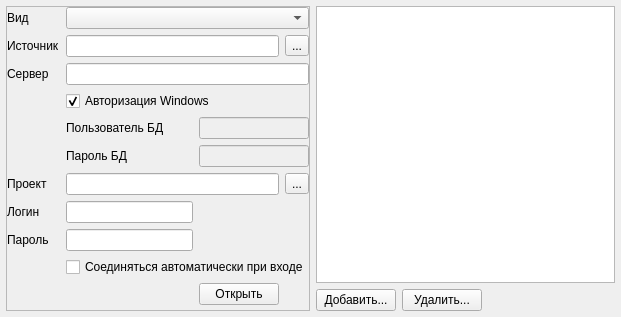
This is client/tqconnectwidget.ui in sshmakov/Traquera as Qt 5 draws it before an edit. The edited form follows.
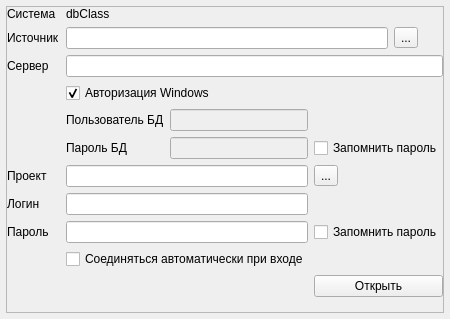
This is the edited form.

The edit to the form file:
```diff
--- a/client/tqconnectwidget.ui
+++ b/client/tqconnectwidget.ui
@@ -6,8 +6,8 @@
    <rect>
     <x>0</x>
     <y>0</y>
-    <width>621</width>
-    <height>317</height>
+    <width>450</width>
+    <height>319</height>
    </rect>
   </property>
   <property name="windowTitle">
@@ -23,7 +23,7 @@
    <item>
     <widget class="QFrame" name="frame">
      <property name="sizePolicy">
-      <sizepolicy hsizetype="Maximum" vsizetype="Preferred">
+      <sizepolicy hsizetype="Preferred" vsizetype="Preferred">
        <horstretch>0</horstretch>
        <verstretch>0</verstretch>
       </sizepolicy>
@@ -49,6 +49,20 @@
         <property name="spacing">
          <number>6</number>
         </property>
+        <item row="0" column="1" colspan="2">
+         <widget class="QLabel" name="dbClassLabel">
+          <property name="text">
+           <string notr="true">dbClass</string>
+          </property>
+         </widget>
+        </item>
+        <item row="6" column="2">
+         <widget class="QLineEdit" name="sqlPassEdit">
+          <property name="enabled">
+           <bool>false</bool>
+          </property>
+         </widget>
+        </item>
         <item row="4" column="1">
          <widget class="QLabel" name="label_9">
           <property name="text">
@@ -56,7 +70,7 @@
           </property>
          </widget>
         </item>
-        <item row="5" column="1">
+        <item row="6" column="1">
          <widget class="QLabel" name="label_5">
           <property name="text">
            <string>Пароль БД</string>
@@ -80,7 +94,7 @@
           </property>
          </widget>
         </item>
-        <item row="6" column="0">
+        <item row="7" column="0">
          <widget class="QLabel" name="label_2">
           <property name="text">
            <string>Проект</string>
@@ -90,57 +104,27 @@
         <item row="0" column="0">
          <widget class="QLabel" name="label_8">
           <property name="text">
-           <string>Вид</string>
-          </property>
-          <property name="buddy">
-           <cstring>dbClassComboBox</cstring>
+           <string>Система</string>
           </property>
          </widget>
         </item>
-        <item row="7" column="0">
+        <item row="8" column="0">
          <widget class="QLabel" name="label_4">
           <property name="text">
            <string>Логин</string>
           </property>
          </widget>
         </item>
-        <item row="8" column="0">
+        <item row="9" column="0">
          <widget class="QLabel" name="label_6">
           <property name="text">
            <string>Пароль</string>
           </property>
          </widget>
         </item>
-        <item row="6" column="1" colspan="2">
+        <item row="7" column="1" colspan="2">
          <widget class="QLineEdit" name="projectEdit"/>
         </item>
-        <item row="0" column="1" colspan="3">
-         <widget class="QComboBox" name="dbClassComboBox"/>
-        </item>
-        <item row="4" column="2" colspan="2">
-         <widget class="QLineEdit" name="sqlUserEdit">
-          <property name="enabled">
-           <bool>false</bool>
-          </property>
-         </widget>
-        </item>
-        <item row="6" column="3">
-         <widget class="QToolButton" name="btnProjects">
-          <property name="text">
-           <string>...</string>
-          </property>
-         </widget>
-        </item>
-        <item row="5" column="2" colspan="2">
-         <widget class="QLineEdit" name="sqlPassEdit">
-          <property name="enabled">
-           <bool>false</bool>
-          </property>
-         </widget>
-        </item>
-        <item row="2" column="1" colspan="3">
-         <widget class="QLineEdit" name="serverEdit"/>
-        </item>
         <item row="3" column="1" colspan="3">
          <widget class="QCheckBox" name="trustedUserBox">
           <property name="text">
@@ -151,41 +135,14 @@
           </property>
          </widget>
         </item>
-        <item row="1" column="3">
-         <widget class="QToolButton" name="btnDBMS">
-          <property name="text">
-           <string>...</string>
-          </property>
-         </widget>
-        </item>
-        <item row="1" column="1" colspan="2">
-         <widget class="QLineEdit" name="dbmsEdit"/>
-        </item>
-        <item row="9" column="1" colspan="3">
+        <item row="10" column="1" colspan="3">
          <widget class="QCheckBox" name="autoLoginCheck">
           <property name="text">
            <string>Соединяться автоматически при входе</string>
           </property>
          </widget>
         </item>
-        <item row="8" column="1">
-         <widget class="QLineEdit" name="passwordEdit">
-          <property name="echoMode">
-           <enum>QLineEdit::Password</enum>
-          </property>
-         </widget>
-        </item>
-        <item row="7" column="1">
-         <widget class="QLineEdit" name="userEdit"/>
-        </item>
-        <item row="10" column="2">
-         <widget class="QPushButton" name="btnOpen">
-          <property name="text">
-           <string>Открыть</string>
-          </property>
-         </widget>
-        </item>
-        <item row="11" column="2">
+        <item row="12" column="2">
          <spacer name="verticalSpacer">
           <property name="orientation">
            <enum>Qt::Vertical</enum>
@@ -198,55 +155,69 @@
           </property>
          </spacer>
         </item>
+        <item row="6" column="3" colspan="2">
+         <widget class="QCheckBox" name="saveDBPasswordCheck">
+          <property name="text">
+           <string>Запомнить пароль</string>
+          </property>
+         </widget>
+        </item>
+        <item row="7" column="3">
+         <widget class="QToolButton" name="btnProjects">
+          <property name="text">
+           <string>...</string>
+          </property>
+         </widget>
+        </item>
+        <item row="4" column="2">
+         <widget class="QLineEdit" name="sqlUserEdit">
+          <property name="enabled">
+           <bool>false</bool>
+          </property>
+         </widget>
+        </item>
+        <item row="1" column="4">
+         <widget class="QToolButton" name="btnDBMS">
+          <property name="text">
+           <string>...</string>
+          </property>
+         </widget>
+        </item>
+        <item row="1" column="1" colspan="3">
+         <widget class="QLineEdit" name="dbmsEdit"/>
+        </item>
+        <item row="2" column="1" colspan="4">
+         <widget class="QLineEdit" name="serverEdit"/>
+        </item>
+        <item row="8" column="1" colspan="2">
+         <widget class="QLineEdit" name="userEdit"/>
+        </item>
+        <item row="9" column="3" colspan="2">
+         <widget class="QCheckBox" name="savePasswordCheck">
+          <property name="text">
+           <string>Запомнить пароль</string>
+          </property>
+         </widget>
+        </item>
+        <item row="9" column="1" colspan="2">
+         <widget class="QLineEdit" name="passwordEdit">
+          <property name="echoMode">
+           <enum>QLineEdit::Password</enum>
+          </property>
+         </widget>
+        </item>
+        <item row="11" column="3" colspan="2">
+         <widget class="QPushButton" name="btnOpen">
+          <property name="text">
+           <string>Открыть</string>
+          </property>
+         </widget>
+        </item>
        </layout>
       </item>
      </layout>
     </widget>
    </item>
-   <item>
-    <layout class="QGridLayout" name="gridLayout">
-     <item row="1" column="2">
-      <spacer name="horizontalSpacer">
-       <property name="orientation">
-        <enum>Qt::Horizontal</enum>
-       </property>
-       <property name="sizeHint" stdset="0">
-        <size>
-         <width>80</width>
-         <height>20</height>
-        </size>
-       </property>
-      </spacer>
-     </item>
-     <item row="0" column="0" colspan="3">
-      <widget class="QTableView" name="tableView">
-       <property name="sizePolicy">
-        <sizepolicy hsizetype="MinimumExpanding" vsizetype="Expanding">
-         <horstretch>0</horstretch>
-         <verstretch>0</verstretch>
-        </sizepolicy>
-       </property>
-       <attribute name="verticalHeaderDefaultSectionSize">
-        <number>19</number>
-       </attribute>
-      </widget>
-     </item>
-     <item row="1" column="0">
-      <widget class="QPushButton" name="btnAdd">
-       <property name="text">
-        <string>Добавить...</string>
-       </property>
-      </widget>
-     </item>
-     <item row="1" column="1">
-      <widget class="QPushButton" name="btnDel">
-       <property name="text">
-        <string>Удалить...</string>
-       </property>
-      </widget>
-     </item>
-    </layout>
-   </item>
   </layout>
  </widget>
  <tabstops>
```
Left out of the diff: 7 changed lines with no effect on the pictures.
